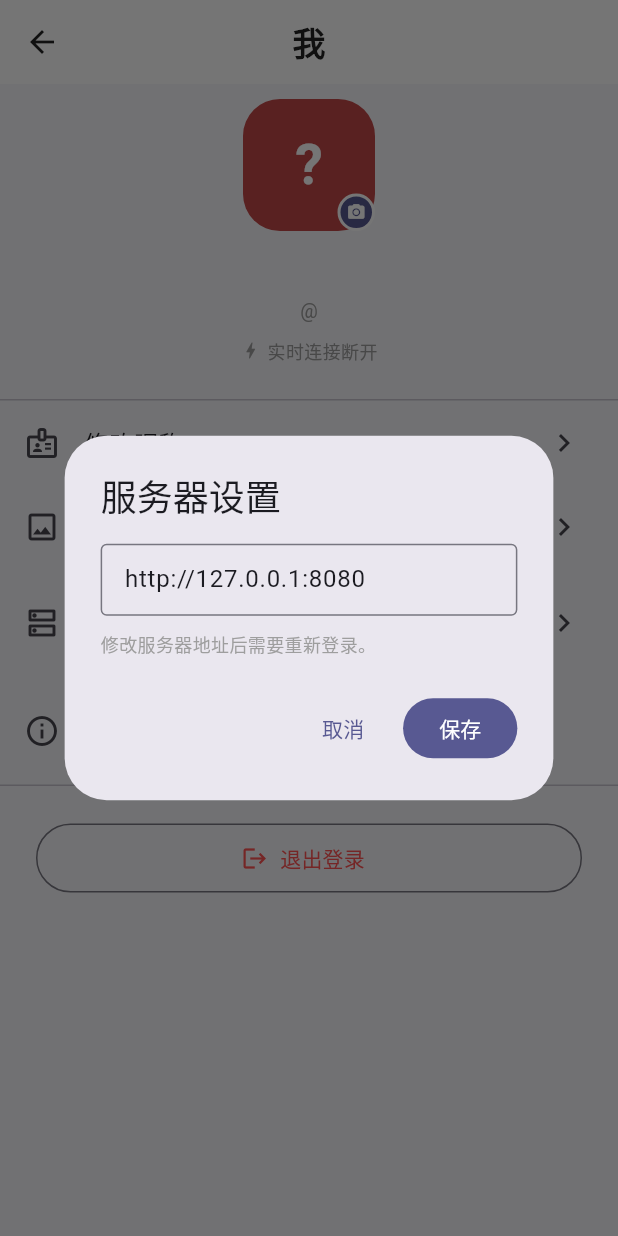
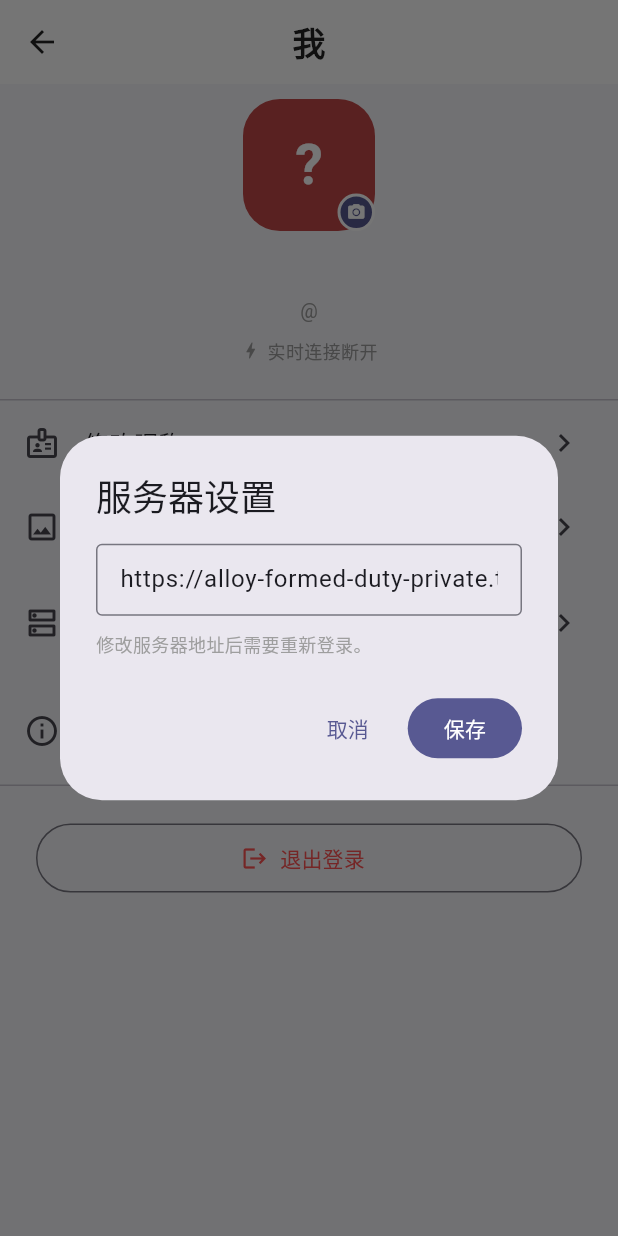
Before and after one commit to qweQ-1/sama-chat, a Flutter app: the ProfileTab screen opened directly, after a tap on "服务器设置", on a phone screen of 412 x 824 dp. Run offline on Flutter 3.47's test engine with Material 3 defaults, Android fonts, the phone set to English and light mode, and no system bars; our stand-ins replace image_picker, qr_flutter, shared_preferences; missing offline and left inert: mobile_scanner; accounts and stored records are empty.

Commit message:
app: 内置默认服务器地址 https://alloy-formed-duty-private.trycloudflare.com + 版本 1.0.1

```diff
--- a/app/lib/config.dart
+++ b/app/lib/config.dart
@@ -1,11 +1,11 @@
 /// App-wide configuration.
 class AppConfig {
-  /// Default server address. Overridable at build time:
-  ///   flutter build apk --dart-define=SAMA_SERVER=https://example.com
-  /// and at runtime in 我 → 服务器设置.
+  /// Default server address baked into the build.
+  /// 可被构建参数覆盖：flutter build --dart-define=SAMA_SERVER=...
+  /// 也可在 App 内「我 → 服务器设置」随时修改。
   static const String defaultServer = String.fromEnvironment(
     'SAMA_SERVER',
-    defaultValue: 'http://127.0.0.1:8080',
+    defaultValue: 'https://alloy-formed-duty-private.trycloudflare.com',
   );
 
   static const String appName = '萨摩聊天';
--- a/app/lib/screens/profile.dart
+++ b/app/lib/screens/profile.dart
@@ -204,12 +204,12 @@ class ProfileTab extends StatelessWidget {
           ListTile(
             leading: const Icon(Icons.info_outline),
             title: const Text('关于'),
-            subtitle: const Text('${AppConfig.appName} v1.0.0',
+            subtitle: const Text('${AppConfig.appName} v1.0.1',
                 style: TextStyle(fontSize: 12)),
             onTap: () => showAboutDialog(
               context: context,
               applicationName: AppConfig.appName,
-              applicationVersion: '1.0.0',
+              applicationVersion: '1.0.1',
               children: const [
                 Text('一个轻量的实时聊天应用：私聊、群聊、炫圈、面对面扫码加好友。'),
               ],
--- a/app/pubspec.yaml
+++ b/app/pubspec.yaml
@@ -1,7 +1,7 @@
 name: samachat
 description: "sama-chat — 私聊 · 群聊 · 炫圈，轻量实时聊天应用"
 publish_to: 'none'
-version: 1.0.0+1
+version: 1.0.1+2
 
 environment:
   sdk: ">=3.5.0 <4.0.0"
```
Also changed, not shown: 2 other files.
